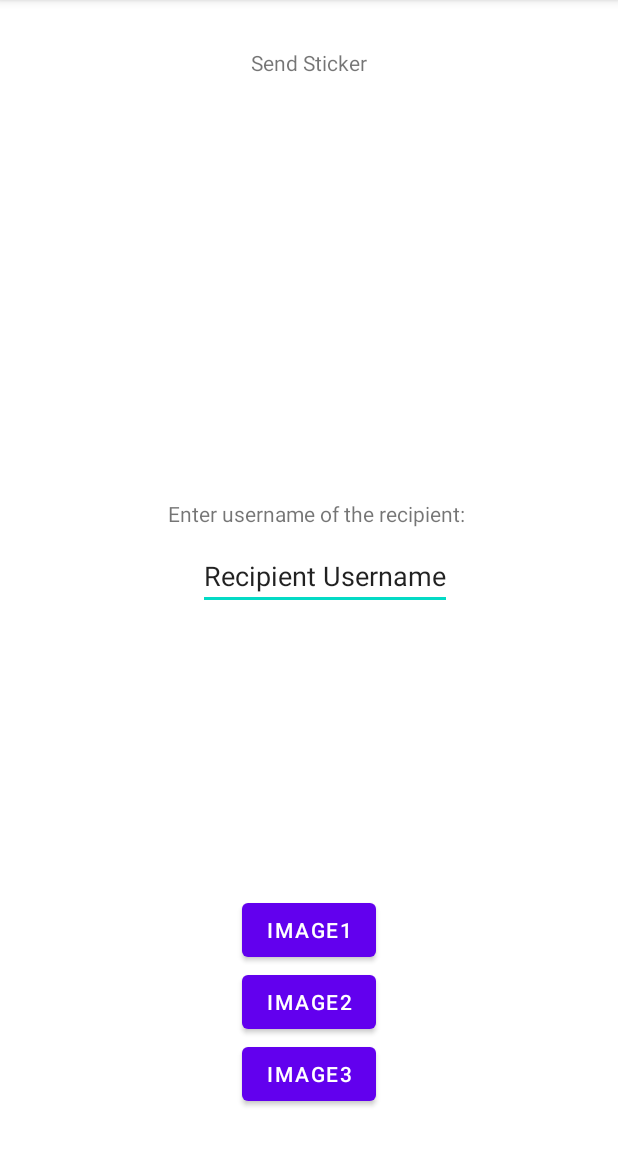
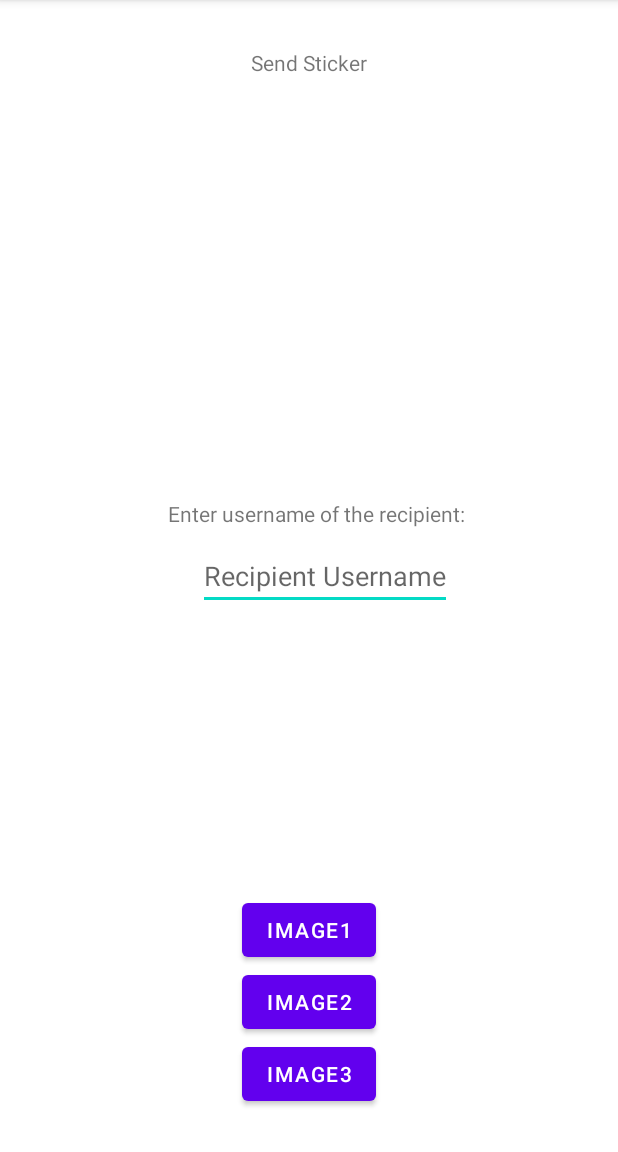
Before and after one commit to simpsonness/CS5520, an Android app: the SendSticker screen opened directly, with no data from a screen before it, on a phone screen of 412 x 824 dp, the part 84-1236 px from its top. Run offline under Robolectric (Android 15) with nearby library versions, the phone set to English and light mode, and no system bars.

Commit message:
Hint instead of text for sending sticker

```diff
--- a/ChatApplication/app/src/main/res/layout/send_sticker.xml
+++ b/ChatApplication/app/src/main/res/layout/send_sticker.xml
@@ -61,8 +61,8 @@
         android:layout_width="wrap_content"
         android:layout_height="wrap_content"
         android:autofillHints="@string/username_hint"
+        android:hint="@string/username_hint"
         android:inputType="textPersonName|text"
-        android:text="@string/username_hint"
         app:layout_constraintBottom_toBottomOf="parent"
         app:layout_constraintEnd_toEndOf="parent"
         app:layout_constraintHorizontal_bias="0.545"
```
